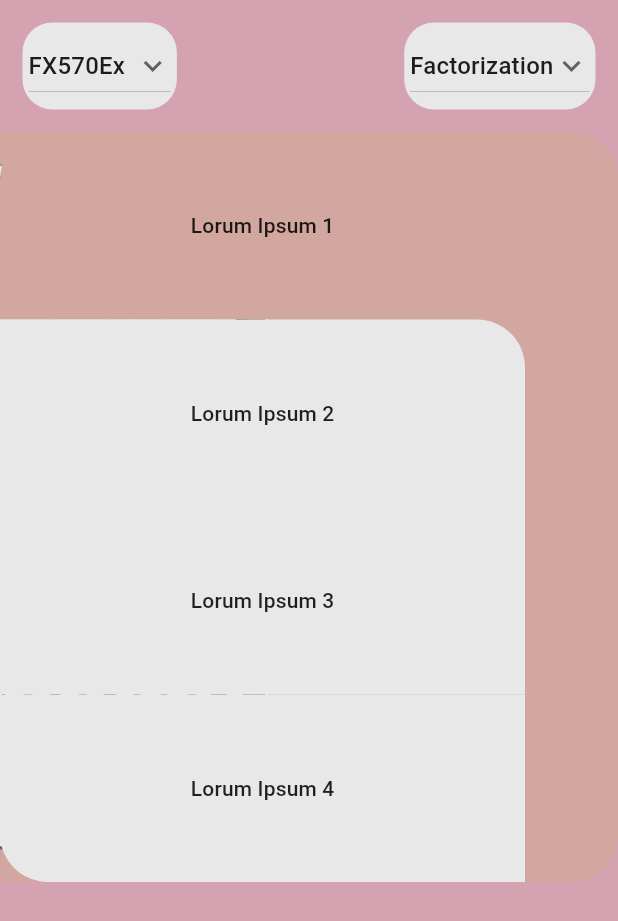
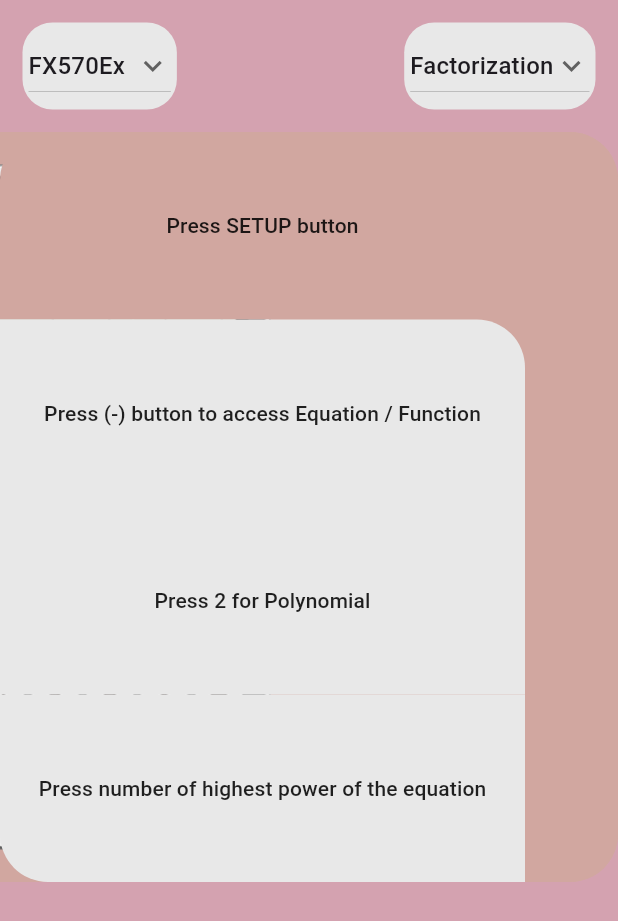
Before and after one commit to ihazrel/calc-steps, a Flutter app: the screen it shows after launch, on a phone screen of 412 x 824 dp. Shown: the top 921 px of the screen. Run offline on Flutter 3.47's test engine with Material 3 defaults, Android fonts, the phone set to English and light mode, and no system bars.

Commit message:
add more thing (idk what is it)

```diff
--- a/calc_steps/lib/pages/calculator_1.dart
+++ b/calc_steps/lib/pages/calculator_1.dart
@@ -66,7 +66,7 @@ class _CalculatorOneState extends State<CalculatorOne> {
         children: [
           //step 1
           StepsButton(
-            text: "Lorum Ipsum 1",
+            text: "Press SETUP button",
             onPressed: () => setState(() {
               onClick(0);
             }),
@@ -78,7 +78,7 @@ class _CalculatorOneState extends State<CalculatorOne> {
 
           //step 2
           StepsButton(
-            text: "Lorum Ipsum 2",
+            text: "Press (-) button to access Equation / Function",
             onPressed: () => setState(() {
               onClick(1);
             }),
@@ -90,7 +90,7 @@ class _CalculatorOneState extends State<CalculatorOne> {
 
           //step 3
           StepsButton(
-            text: "Lorum Ipsum 3",
+            text: "Press 2 for Polynomial",
             onPressed: () => setState(() {
               onClick(2);
             }),
@@ -102,7 +102,7 @@ class _CalculatorOneState extends State<CalculatorOne> {
 
           //step 4
           StepsButton(
-            text: "Lorum Ipsum 4",
+            text: "Press number of highest power of the equation",
             onPressed: () => setState(() {
               onClick(3);
             }),
--- a/calc_steps/lib/pages/calculator_2.dart
+++ b/calc_steps/lib/pages/calculator_2.dart
@@ -66,7 +66,7 @@ class _CalculatorTwoState extends State<CalculatorTwo> {
         children: [
           //step 1
           StepsButton(
-            text: "Lorum Ipsum 1",
+            text: "Press number of your base",
             onPressed: () => setState(() {
               onClick(0);
             }),
@@ -78,7 +78,7 @@ class _CalculatorTwoState extends State<CalculatorTwo> {
 
           //step 2
           StepsButton(
-            text: "Lorum Ipsum 2",
+            text: "Press on the variable X with square on top",
             onPressed: () => setState(() {
               onClick(1);
             }),
@@ -90,7 +90,7 @@ class _CalculatorTwoState extends State<CalculatorTwo> {
 
           //step 3
           StepsButton(
-            text: "Lorum Ipsum 3",
+            text: "Press the number for power needed",
             onPressed: () => setState(() {
               onClick(2);
             }),
--- a/calc_steps/lib/pages/home_page.dart
+++ b/calc_steps/lib/pages/home_page.dart
@@ -51,6 +51,7 @@ class _HomePageState extends State<HomePage> {
                 setState(() {
                   formulaIndex = index;
                   _formulaImageIndex = index;
+                  _imageIndex = 0;
                 });
               },
             ),
--- a/calc_steps/lib/util/steps_background.dart
+++ b/calc_steps/lib/util/steps_background.dart
@@ -9,6 +9,8 @@ class StepsBackground extends StatelessWidget {
   int formulaIndex = 0;
   int imageCategory = 0;
 
+  int imageDisplay = 0;
+
   StepsBackground({required this.imageIndex, required this.formulaIndex});
 
   var imageList = [
@@ -16,6 +18,9 @@ class StepsBackground extends StatelessWidget {
     'factorize_2',
     'factorize_3',
     'factorize_4',
+    'power_1',
+    'power_2',
+    'power_3',
   ];
 
   var calcList = [
@@ -25,6 +30,10 @@ class StepsBackground extends StatelessWidget {
 
   @override
   Widget build(BuildContext context) {
+    if (formulaIndex == 0)
+      imageIndex = imageIndex;
+    else if (formulaIndex == 1) imageIndex = imageIndex + 4;
+
     return SizedBox(
       height: 500,
       child: Stack(
@@ -50,7 +59,7 @@ class StepsBackground extends StatelessWidget {
                 child: Padding(
                   padding: const EdgeInsets.all(20.0),
                   child: Image.asset(
-                    'image/${calcList[formulaIndex]}${imageList[imageIndex]}.png',
+                    'image/${calcList[0]}${imageList[imageIndex]}.png',
                     width: 250,
                   ),
                 ),
```
Also changed, not shown: calc_steps/image/expower_1.png (renamed from calc_steps/image/msfactorize_1.png), calc_steps/image/expower_2.png (renamed from calc_steps/image/msfactorize_2.png), calc_steps/image/expower_3.png (renamed from calc_steps/image/msfactorize_3.png).
